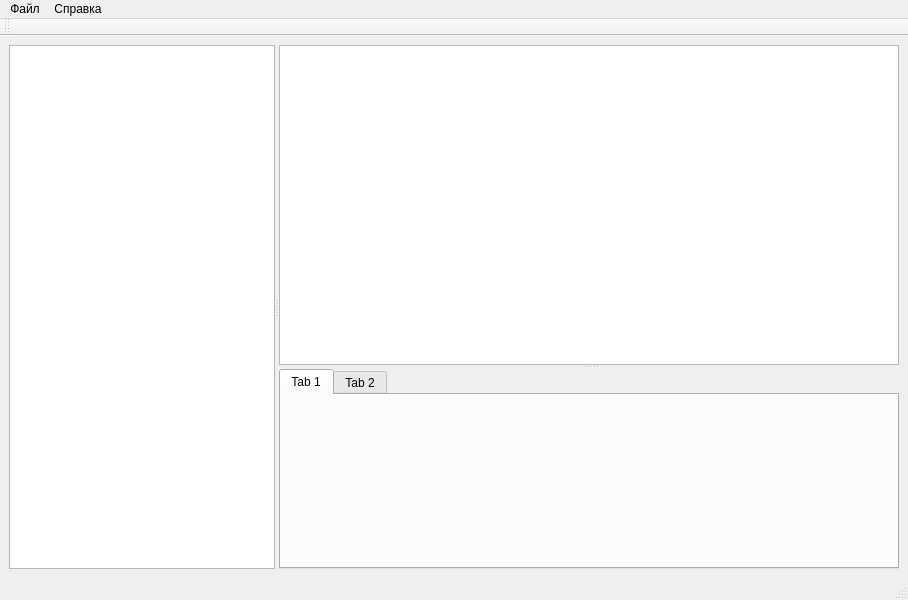
Old version of the form ui/main_window.ui in the repository caxapyk/gaoo-cfp.
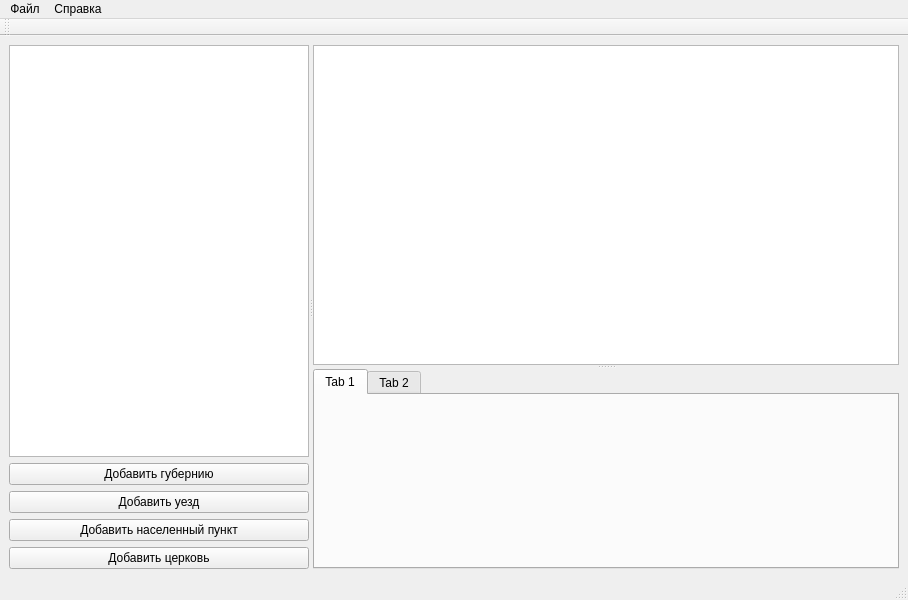
New version of the form.

Patch:
```diff
--- a/ui/main_window.ui
+++ b/ui/main_window.ui
@@ -14,24 +14,18 @@
    <string>Межфондовый указатель к документам духовного ведомства периода до октября 1917 года</string>
   </property>
   <widget class="QWidget" name="centralwidget">
-   <layout class="QHBoxLayout" name="horizontalLayout">
+   <layout class="QVBoxLayout" name="verticalLayout_10">
     <item>
      <widget class="QSplitter" name="splitter_2">
-      <property name="sizePolicy">
-       <sizepolicy hsizetype="Preferred" vsizetype="Preferred">
-        <horstretch>0</horstretch>
-        <verstretch>0</verstretch>
-       </sizepolicy>
-      </property>
-      <property name="baseSize">
-       <size>
-        <width>200</width>
-        <height>0</height>
-       </size>
-      </property>
       <property name="orientation">
        <enum>Qt::Horizontal</enum>
       </property>
+      <widget class="QWidget" name="verticalLayoutWidget">
+       <layout class="QVBoxLayout" name="verticalLayout_8">
+        <property name="sizeConstraint">
+         <enum>QLayout::SetMaximumSize</enum>
+        </property>
+        <item>
       <widget class="QTreeView" name="treeView_geo">
        <property name="sizePolicy">
         <sizepolicy hsizetype="Expanding" vsizetype="Expanding">
@@ -51,11 +45,99 @@
          <height>16777215</height>
         </size>
        </property>
-      </widget>
+          <property name="contextMenuPolicy">
+           <enum>Qt::DefaultContextMenu</enum>
+          </property>
+         </widget>
+        </item>
+        <item>
+         <widget class="QPushButton" name="pushButton_add_gub">
+          <property name="minimumSize">
+           <size>
+            <width>200</width>
+            <height>0</height>
+           </size>
+          </property>
+          <property name="maximumSize">
+           <size>
+            <width>300</width>
+            <height>16777215</height>
+           </size>
+          </property>
+          <property name="text">
+           <string>Добавить губернию</string>
+          </property>
+         </widget>
+        </item>
+        <item>
+         <widget class="QPushButton" name="pushButton_add_uezd">
+          <property name="minimumSize">
+           <size>
+            <width>200</width>
+            <height>0</height>
+           </size>
+          </property>
+          <property name="maximumSize">
+           <size>
+            <width>300</width>
+            <height>16777215</height>
+           </size>
+          </property>
+          <property name="text">
+           <string>Добавить уезд</string>
+          </property>
+         </widget>
+        </item>
+        <item>
+         <widget class="QPushButton" name="pushButton_add_loc">
+          <property name="minimumSize">
+           <size>
+            <width>200</width>
+            <height>0</height>
+           </size>
+          </property>
+          <property name="maximumSize">
+           <size>
+            <width>300</width>
+            <height>16777215</height>
+           </size>
+          </property>
+          <property name="text">
+           <string>Добавить населенный пункт</string>
+          </property>
+         </widget>
+        </item>
+        <item>
+         <widget class="QPushButton" name="pushButton_add_ch">
+          <property name="minimumSize">
+           <size>
+            <width>200</width>
+            <height>0</height>
+           </size>
+          </property>
+          <property name="maximumSize">
+           <size>
+            <width>300</width>
+            <height>16777215</height>
+           </size>
+          </property>
+          <property name="text">
+           <string>Добавить церковь</string>
+          </property>
+         </widget>
+        </item>
+       </layout>
+      </widget>
+      <widget class="QWidget" name="verticalLayoutWidget_2">
+       <layout class="QVBoxLayout" name="verticalLayout_9">
+        <property name="sizeConstraint">
+         <enum>QLayout::SetMaximumSize</enum>
+        </property>
+        <item>
       <widget class="QSplitter" name="splitter">
        <property name="sizePolicy">
-        <sizepolicy hsizetype="Preferred" vsizetype="Preferred">
-         <horstretch>7</horstretch>
+           <sizepolicy hsizetype="Preferred" vsizetype="Expanding">
+            <horstretch>0</horstretch>
          <verstretch>0</verstretch>
         </sizepolicy>
        </property>
@@ -101,7 +183,10 @@
         </widget>
        </widget>
       </widget>
-     </widget>
+        </item>
+       </layout>
+      </widget>
+     </widget>
     </item>
    </layout>
   </widget>
```
Left out of the diff: 25 changed lines with no effect on the pictures. Lines whose indentation alone changed are shown as unchanged.
